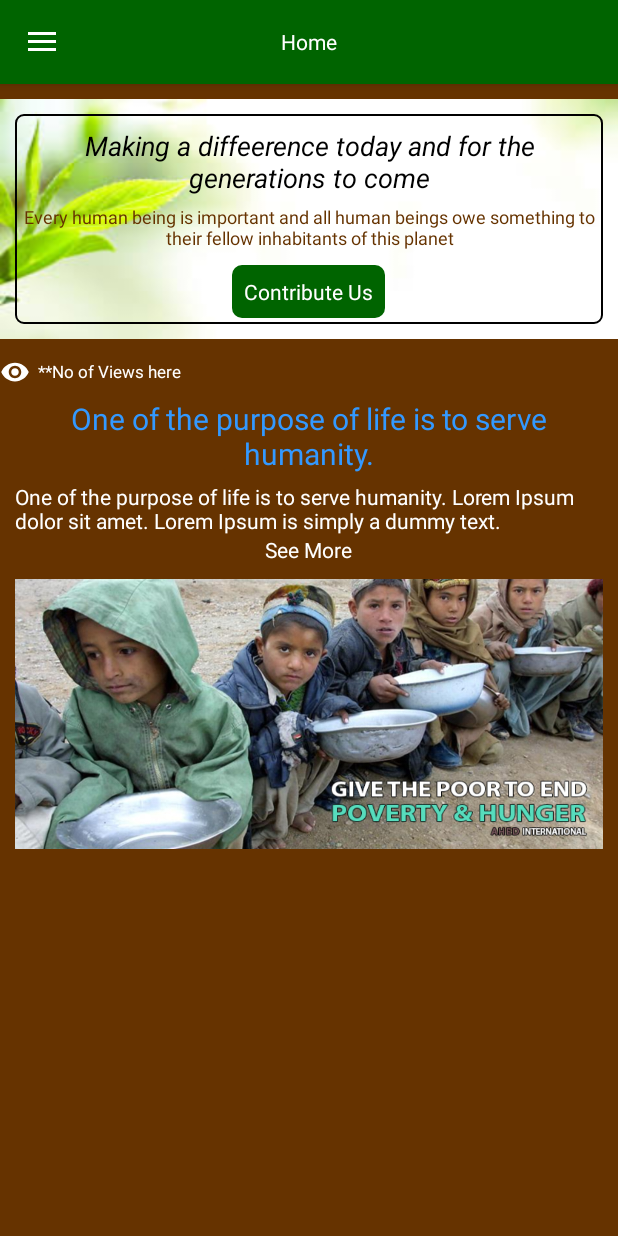
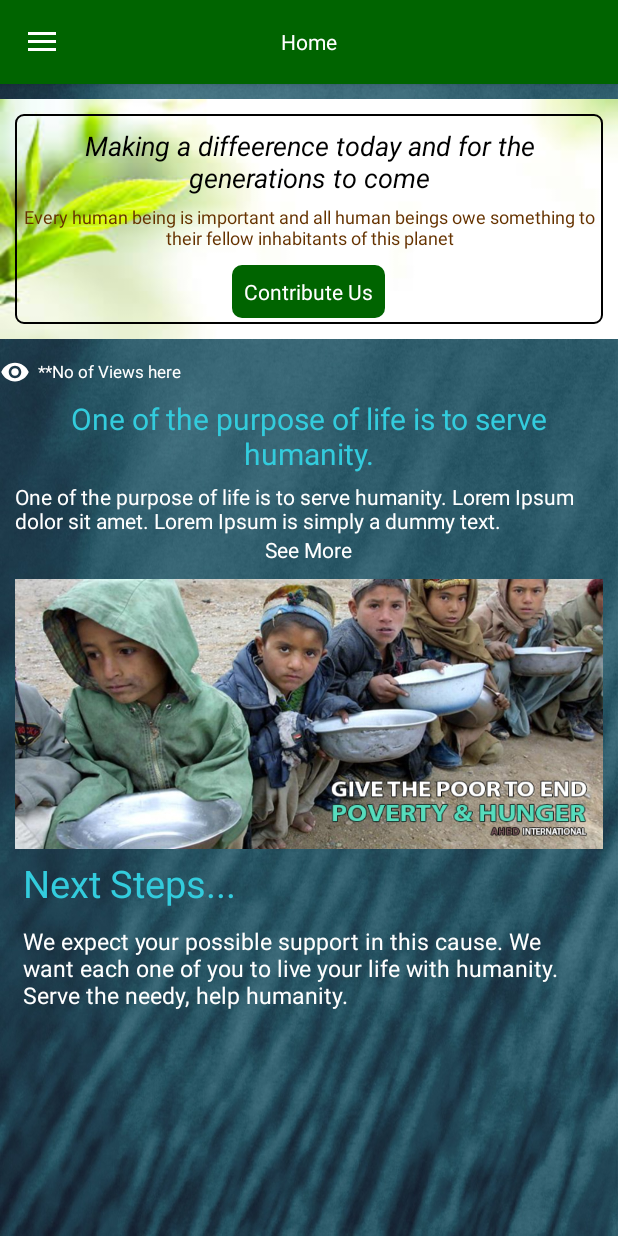
Before and after one commit to greenvalley1316/livinghumanity_native, an Android app: the HomeActivity screen opened directly, with no data from a screen before it, on a phone screen of 412 x 824 dp. Run offline under Robolectric (Android 15) with nearby library versions, the phone set to English and light mode, and no system bars.

Commit message:
home view contents added, background image placed, made scrollable.

```diff
--- a/app/src/main/res/layout/content_home.xml
+++ b/app/src/main/res/layout/content_home.xml
@@ -1,13 +1,20 @@
 <?xml version="1.0" encoding="utf-8"?>
-<LinearLayout xmlns:android="http://schemas.android.com/apk/res/android"
+<ScrollView xmlns:android="http://schemas.android.com/apk/res/android"
     xmlns:app="http://schemas.android.com/apk/res-auto"
     xmlns:tools="http://schemas.android.com/tools"
+    android:layout_width="match_parent"
+    android:layout_height="match_parent"
+    android:fillViewport="true"
+    android:layout_marginTop="?attr/actionBarSize"
+    android:background="@drawable/cover_bg">
+
+    <LinearLayout
         android:layout_width="match_parent"
         android:layout_height="match_parent"
         app:layout_behavior="@string/appbar_scrolling_view_behavior"
         tools:context="com.example.apps.livinghumanity.HomeActivity"
         tools:showIn="@layout/app_bar_main"
-    android:background="@color/brownLight"
+
         android:orientation="vertical">
 
         <LinearLayout
@@ -93,7 +100,7 @@
             <TextView
                 android:layout_width="wrap_content"
                 android:layout_height="wrap_content"
-            android:textColor="#3399ff"
+                android:textColor="#33ccdd"
                 android:textSize="20dp"
                 android:padding="5dp"
                 android:textAlignment="center"
@@ -119,6 +126,26 @@
                 android:scaleType="fitXY"
                 android:src="@drawable/pov_and_hunger"/>
 
+            <TextView
+                android:layout_width="wrap_content"
+                android:layout_height="wrap_content"
+                android:layout_gravity="left"
+                android:textColor="#33ccdd"
+                android:textSize="25dp"
+                android:padding="5dp"
+                android:text="Next Steps..."/>
+
+            <TextView
+                android:layout_width="wrap_content"
+                android:layout_height="wrap_content"
+                android:textColor="@color/white"
+                android:textSize="15dp"
+                android:padding="5dp"
+                android:layout_gravity="left"
+                android:text="We expect your possible support in this cause. We want each one of you to live your life with humanity. Serve the needy, help humanity."/>
+
         </LinearLayout>
 
     </LinearLayout>
+
+</ScrollView>
```
Also changed, not shown: app/src/main/res/drawable/cover_bg.jpg (added). Lines whose indentation alone changed are shown as unchanged.
